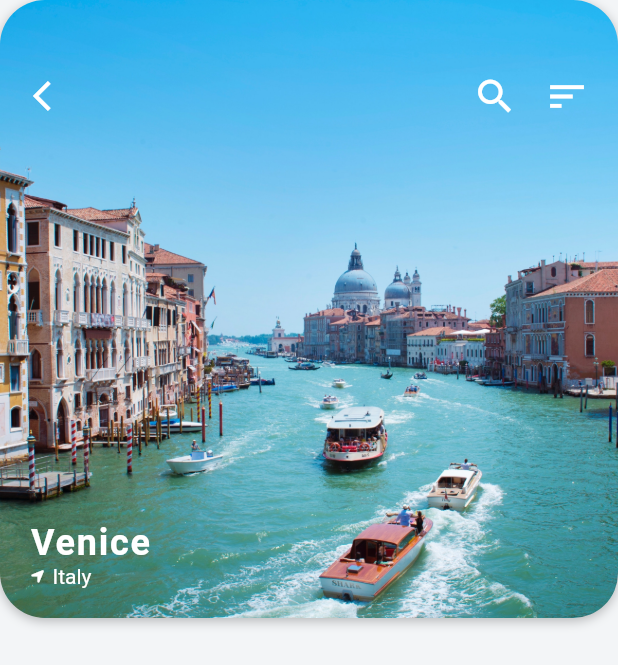
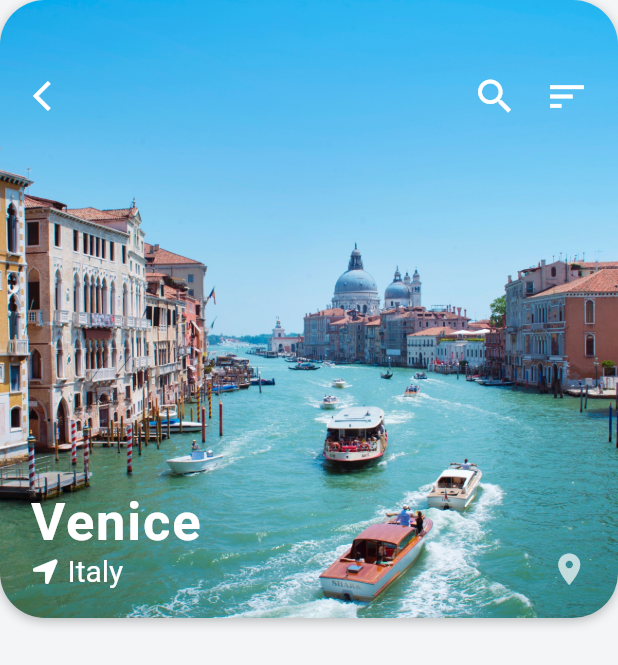
Before and after one commit to Tosin8/hooliday, a Flutter app: the screen it shows after launch, after a tap on an icon or button, on a phone screen of 412 x 824 dp. Shown: the top 665 px of the screen. Run offline on Flutter 3.47's test engine with Material 2 defaults, Android fonts, the light colour scheme and no system bars; our stand-ins replace font_awesome_flutter.

Commit message:
Update destination_screen.dart

```diff
--- a/lib/extensions/destination_screen.dart
+++ b/lib/extensions/destination_screen.dart
@@ -73,24 +73,30 @@ class _DestinationScreenState extends State<DestinationScreen> {
                     widget.destination.city,
                     style: const TextStyle(
                         color: Colors.white,
-                        fontSize: 24.0,
+                        fontSize: 35.0,
                         fontWeight: FontWeight.w600,
                         letterSpacing: 1.2),
                   ),
                   Row(
                     children: [
                       const Icon(FontAwesomeIcons.locationArrow,
-                          size: 10.0, color: Colors.white),
+                          size: 20.0, color: Colors.white),
                       const SizedBox(width: 5),
                       Text(
                         widget.destination.country,
-                        style: const TextStyle(color: Colors.white),
+                        style: const TextStyle(
+                            color: Colors.white, fontSize: 20.0),
                       ),
                     ],
                   ),
                 ],
               ),
             ),
+            Positioned(
+                right: 20.0,
+                bottom: 20.0,
+                child:
+                    Icon(Icons.location_on, color: Colors.white70, size: 25.0))
           ],
         )
       ],
```
